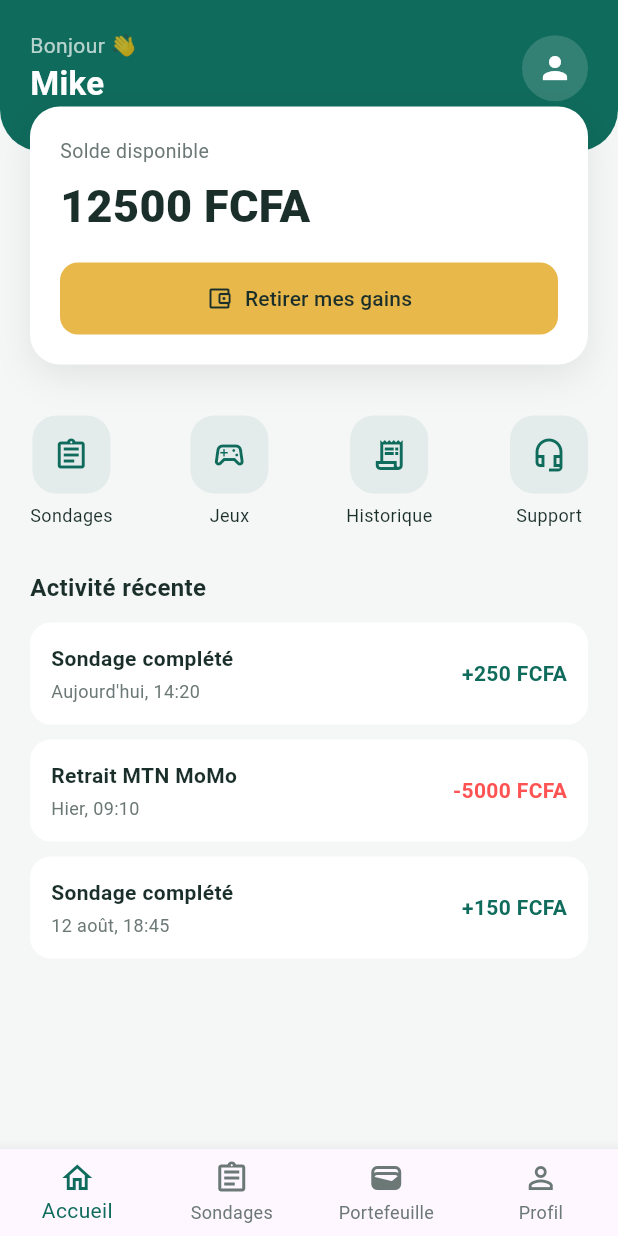
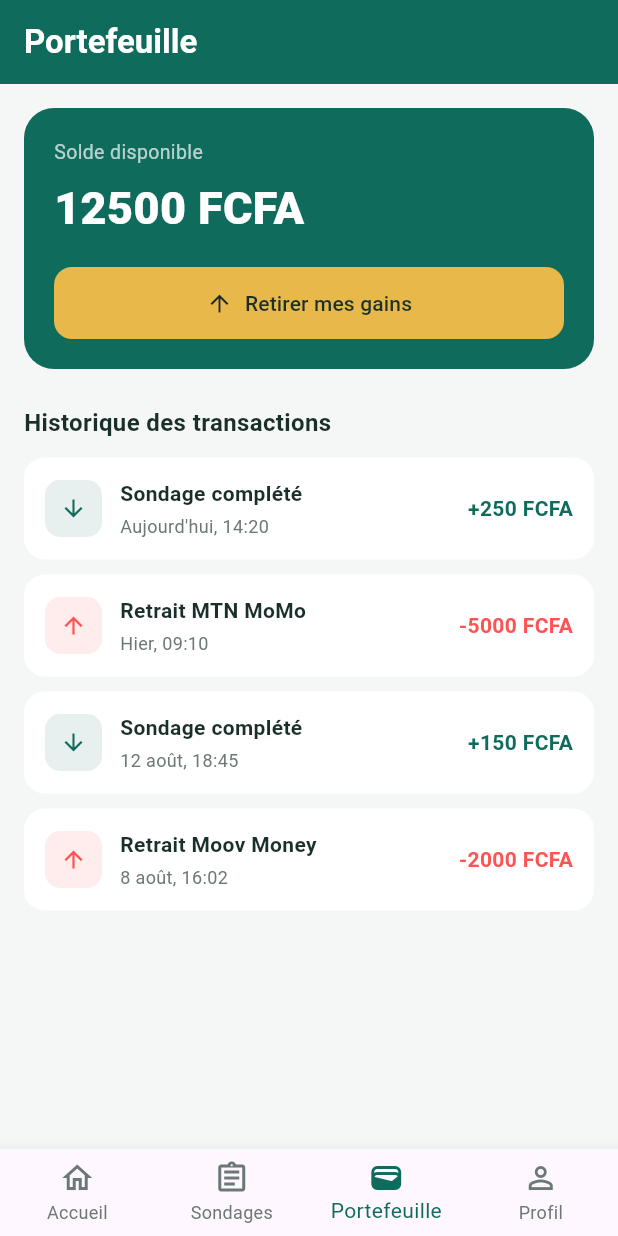
Before and after one commit to slownpoke/mon-appli-job, a Flutter app: the screen it shows after launch, after a tap on "Retirer mes gains", on a phone screen of 412 x 824 dp. Run offline on Flutter 3.47's test engine with Material 3 defaults, Android fonts, the phone set to English and light mode, and no system bars.

Commit message:
Ecran portefeuille

```diff
--- a/lib/screens/home_screen.dart
+++ b/lib/screens/home_screen.dart
@@ -30,7 +30,7 @@ class HomeScreen extends StatelessWidget {
             crossAxisAlignment: CrossAxisAlignment.start,
             children: [
               _buildHeader(userName),
-              _buildBalanceCard(balance, currency),
+              _buildBalanceCard(context, balance, currency),
               _buildQuickActions(context),
               _buildRecentActivity(),
               const SizedBox(height: 24),
@@ -83,7 +83,7 @@ class HomeScreen extends StatelessWidget {
   }
 
   // Carte du solde, positionnée à cheval sur l'en-tête
-  Widget _buildBalanceCard(double balance, String currency) {
+  Widget _buildBalanceCard(BuildContext context, double balance, String currency) {
     return Transform.translate(
       offset: const Offset(0, -30),
       child: Padding(
@@ -122,7 +122,7 @@ class HomeScreen extends StatelessWidget {
                 width: double.infinity,
                 child: ElevatedButton.icon(
                   onPressed: () {
-                    // TODO: naviguer vers l'écran de retrait
+                    MainNavigation.of(context)?.goToTab(2);
                   },
                   icon: const Icon(Icons.account_balance_wallet_outlined,
                       size: 18),
--- a/lib/screens/main_navigation.dart
+++ b/lib/screens/main_navigation.dart
@@ -1,6 +1,7 @@
 import 'package:flutter/material.dart';
 import 'home_screen.dart';
 import 'surveys_screen.dart';
+import 'wallet_screen.dart';
 
 class MainNavigation extends StatefulWidget {
   const MainNavigation({super.key});
@@ -21,7 +22,7 @@ class _MainNavigationState extends State<MainNavigation> {
   final List<Widget> _screens = const [
     HomeScreen(),
     SurveysScreen(),
-    _PlaceholderScreen(title: "Portefeuille", icon: Icons.wallet_outlined),
+    WalletScreen(),
     _PlaceholderScreen(title: "Profil", icon: Icons.person_outline),
   ];
 
--- /dev/null
+++ b/lib/screens/wallet_screen.dart
@@ -0,0 +1,329 @@
+import 'package:flutter/material.dart';
+import 'home_screen.dart'; // pour AppColors
+
+// Liste des pays et leurs opérateurs mobile money (Afrique de l'Ouest francophone)
+class CountryPayment {
+  final String country;
+  final String flag;
+  final List<String> operators;
+
+  const CountryPayment({
+    required this.country,
+    required this.flag,
+    required this.operators,
+  });
+}
+
+const List<CountryPayment> supportedCountries = [
+  CountryPayment(country: "Bénin", flag: "🇧🇯", operators: ["MTN MoMo", "Moov Money"]),
+  CountryPayment(country: "Côte d'Ivoire", flag: "🇨🇮", operators: ["MTN MoMo", "Orange Money", "Moov Money", "Wave"]),
+  CountryPayment(country: "Sénégal", flag: "🇸🇳", operators: ["Orange Money", "Free Money", "Wave"]),
+  CountryPayment(country: "Togo", flag: "🇹🇬", operators: ["Togocel T-Money", "Moov Flooz"]),
+  CountryPayment(country: "Mali", flag: "🇲🇱", operators: ["Orange Money", "Moov Money"]),
+  CountryPayment(country: "Burkina Faso", flag: "🇧🇫", operators: ["Orange Money", "Moov Money"]),
+  CountryPayment(country: "Niger", flag: "🇳🇪", operators: ["Airtel Money", "Orange Money"]),
+  CountryPayment(country: "Guinée", flag: "🇬🇳", operators: ["Orange Money", "MTN MoMo"]),
+];
+
+class WalletScreen extends StatelessWidget {
+  const WalletScreen({super.key});
+
+  @override
+  Widget build(BuildContext context) {
+    // Données factices en attendant la connexion à la base de données
+    const double balance = 12500;
+    const String currency = "FCFA";
+
+    final transactions = [
+      {"title": "Sondage complété", "amount": "+250 FCFA", "date": "Aujourd'hui, 14:20", "positive": true},
+      {"title": "Retrait MTN MoMo", "amount": "-5000 FCFA", "date": "Hier, 09:10", "positive": false},
+      {"title": "Sondage complété", "amount": "+150 FCFA", "date": "12 août, 18:45", "positive": true},
+      {"title": "Retrait Moov Money", "amount": "-2000 FCFA", "date": "8 août, 16:02", "positive": false},
+    ];
+
+    return Scaffold(
+      backgroundColor: AppColors.background,
+      appBar: AppBar(
+        backgroundColor: AppColors.primary,
+        elevation: 0,
+        title: const Text("Portefeuille", style: TextStyle(color: Colors.white, fontWeight: FontWeight.bold)),
+      ),
+      body: ListView(
+        padding: const EdgeInsets.all(16),
+        children: [
+          _buildBalanceCard(context, balance, currency),
+          const SizedBox(height: 24),
+          const Text(
+            "Historique des transactions",
+            style: TextStyle(fontSize: 16, fontWeight: FontWeight.bold, color: AppColors.textDark),
+          ),
+          const SizedBox(height: 12),
+          ...transactions.map((t) => _buildTransactionTile(t)),
+        ],
+      ),
+    );
+  }
+
+  Widget _buildBalanceCard(BuildContext context, double balance, String currency) {
+    return Container(
+      padding: const EdgeInsets.all(20),
+      decoration: BoxDecoration(
+        color: AppColors.primary,
+        borderRadius: BorderRadius.circular(20),
+      ),
+      child: Column(
+        crossAxisAlignment: CrossAxisAlignment.start,
+        children: [
+          const Text("Solde disponible", style: TextStyle(color: Colors.white70, fontSize: 13)),
+          const SizedBox(height: 6),
+          Text(
+            "${balance.toStringAsFixed(0)} $currency",
+            style: const TextStyle(color: Colors.white, fontSize: 30, fontWeight: FontWeight.w800),
+          ),
+          const SizedBox(height: 18),
+          SizedBox(
+            width: double.infinity,
+            child: ElevatedButton.icon(
+              onPressed: () => _showWithdrawSheet(context, balance, currency),
+              icon: const Icon(Icons.arrow_upward, size: 18),
+              label: const Text("Retirer mes gains"),
+              style: ElevatedButton.styleFrom(
+                backgroundColor: AppColors.accent,
+                foregroundColor: AppColors.textDark,
+                padding: const EdgeInsets.symmetric(vertical: 14),
+                shape: RoundedRectangleBorder(borderRadius: BorderRadius.circular(12)),
+                elevation: 0,
+              ),
+            ),
+          ),
+        ],
+      ),
+    );
+  }
+
+  Widget _buildTransactionTile(Map<String, Object> t) {
+    final bool positive = t["positive"] as bool;
+    return Container(
+      margin: const EdgeInsets.only(bottom: 10),
+      padding: const EdgeInsets.all(14),
+      decoration: BoxDecoration(
+        color: AppColors.cardWhite,
+        borderRadius: BorderRadius.circular(14),
+      ),
+      child: Row(
+        mainAxisAlignment: MainAxisAlignment.spaceBetween,
+        children: [
+          Row(
+            children: [
+              Container(
+                padding: const EdgeInsets.all(10),
+                decoration: BoxDecoration(
+                  color: (positive ? AppColors.primary : Colors.redAccent).withOpacity(0.1),
+                  borderRadius: BorderRadius.circular(10),
+                ),
+                child: Icon(
+                  positive ? Icons.arrow_downward : Icons.arrow_upward,
+                  color: positive ? AppColors.primary : Colors.redAccent,
+                  size: 18,
+                ),
+              ),
+              const SizedBox(width: 12),
+              Column(
+                crossAxisAlignment: CrossAxisAlignment.start,
+                children: [
+                  Text(t["title"] as String,
+                      style: const TextStyle(fontWeight: FontWeight.w600, color: AppColors.textDark)),
+                  const SizedBox(height: 3),
+                  Text(t["date"] as String,
+                      style: const TextStyle(fontSize: 12, color: AppColors.textGrey)),
+                ],
+              ),
+            ],
+          ),
+          Text(
+            t["amount"] as String,
+            style: TextStyle(
+              fontWeight: FontWeight.bold,
+              color: positive ? AppColors.primary : Colors.redAccent,
+            ),
+          ),
+        ],
+      ),
+    );
+  }
+
+  // Ouvre le formulaire de retrait en bas de l'écran
+  void _showWithdrawSheet(BuildContext context, double balance, String currency) {
+    showModalBottomSheet(
+      context: context,
+      isScrollControlled: true,
+      backgroundColor: Colors.transparent,
+      builder: (_) => _WithdrawSheet(balance: balance, currency: currency),
+    );
+  }
+}
+
+// Formulaire de retrait : choix pays -> choix opérateur -> numéro -> montant
+class _WithdrawSheet extends StatefulWidget {
+  final double balance;
+  final String currency;
+
+  const _WithdrawSheet({required this.balance, required this.currency});
+
+  @override
+  State<_WithdrawSheet> createState() => _WithdrawSheetState();
+}
+
+class _WithdrawSheetState extends State<_WithdrawSheet> {
+  CountryPayment? _selectedCountry;
+  String? _selectedOperator;
+  final _phoneController = TextEditingController();
+  final _amountController = TextEditingController();
+
+  @override
+  Widget build(BuildContext context) {
+    return Container(
+      padding: EdgeInsets.only(
+        left: 20,
+        right: 20,
+        top: 20,
+        bottom: MediaQuery.of(context).viewInsets.bottom + 20,
+      ),
+      decoration: const BoxDecoration(
+        color: Colors.white,
+        borderRadius: BorderRadius.vertical(top: Radius.circular(24)),
+      ),
+      child: SingleChildScrollView(
+        child: Column(
+          crossAxisAlignment: CrossAxisAlignment.start,
+          mainAxisSize: MainAxisSize.min,
+          children: [
+            Center(
+              child: Container(
+                width: 40,
+                height: 4,
+                decoration: BoxDecoration(
+                  color: Colors.grey.shade300,
+                  borderRadius: BorderRadius.circular(2),
+                ),
+              ),
+            ),
+            const SizedBox(height: 16),
+            const Text(
+              "Retirer mes gains",
+              style: TextStyle(fontSize: 18, fontWeight: FontWeight.bold, color: AppColors.textDark),
+            ),
+            const SizedBox(height: 4),
+            Text(
+              "Solde disponible : ${widget.balance.toStringAsFixed(0)} ${widget.currency}",
+              style: const TextStyle(color: AppColors.textGrey, fontSize: 13),
+            ),
+            const SizedBox(height: 20),
+
+            // Choix du pays
+            const Text("Pays", style: TextStyle(fontWeight: FontWeight.w600, color: AppColors.textDark)),
+            const SizedBox(height: 8),
+            DropdownButtonFormField<CountryPayment>(
+              initialValue: _selectedCountry,
+              decoration: _inputDecoration("Sélectionne ton pays"),
+              items: supportedCountries.map((c) {
+                return DropdownMenuItem(
+                  value: c,
+                  child: Text("${c.flag}  ${c.country}"),
+                );
+              }).toList(),
+              onChanged: (value) {
+                setState(() {
+                  _selectedCountry = value;
+                  _selectedOperator = null; // reset l'opérateur si le pays change
+                });
+              },
+            ),
+            const SizedBox(height: 16),
+
+            // Choix de l'opérateur (dépend du pays sélectionné)
+            if (_selectedCountry != null) ...[
+              const Text("Opérateur mobile money",
+                  style: TextStyle(fontWeight: FontWeight.w600, color: AppColors.textDark)),
+              const SizedBox(height: 8),
+              Wrap(
+                spacing: 8,
+                runSpacing: 8,
+                children: _selectedCountry!.operators.map((op) {
+                  final bool selected = _selectedOperator == op;
+                  return ChoiceChip(
+                    label: Text(op),
+                    selected: selected,
+                    onSelected: (_) => setState(() => _selectedOperator = op),
+                    selectedColor: AppColors.primary,
+                    labelStyle: TextStyle(color: selected ? Colors.white : AppColors.textDark),
+                    backgroundColor: AppColors.background,
+                    shape: RoundedRectangleBorder(
+                      borderRadius: BorderRadius.circular(20),
+                      side: BorderSide(color: selected ? AppColors.primary : Colors.grey.shade300),
+                    ),
+                  );
+                }).toList(),
+              ),
+              const SizedBox(height: 16),
+            ],
+
+            // Numéro de téléphone
+            const Text("Numéro de téléphone", style: TextStyle(fontWeight: FontWeight.w600, color: AppColors.textDark)),
+            const SizedBox(height: 8),
+            TextField(
+              controller: _phoneController,
+              keyboardType: TextInputType.phone,
+              decoration: _inputDecoration("Ex: 97 00 00 00"),
+            ),
+            const SizedBox(height: 16),
+
+            // Montant à retirer
+            const Text("Montant à retirer", style: TextStyle(fontWeight: FontWeight.w600, color: AppColors.textDark)),
+            const SizedBox(height: 8),
+            TextField(
+              controller: _amountController,
+              keyboardType: TextInputType.number,
+              decoration: _inputDecoration("Ex: 5000").copyWith(suffixText: widget.currency),
+            ),
+            const SizedBox(height: 24),
+
+            SizedBox(
+              width: double.infinity,
+              child: ElevatedButton(
+                onPressed: (_selectedCountry != null && _selectedOperator != null)
+                    ? () {
+                        // TODO: envoyer la demande de retrait au serveur
+                        Navigator.pop(context);
+                      }
+                    : null,
+                style: ElevatedButton.styleFrom(
+                  backgroundColor: AppColors.primary,
+                  foregroundColor: Colors.white,
+                  disabledBackgroundColor: AppColors.textGrey.withOpacity(0.3),
+                  padding: const EdgeInsets.symmetric(vertical: 16),
+                  shape: RoundedRectangleBorder(borderRadius: BorderRadius.circular(12)),
+                  elevation: 0,
+                ),
+                child: const Text("Confirmer le retrait", style: TextStyle(fontWeight: FontWeight.bold)),
+              ),
+            ),
+          ],
+        ),
+      ),
+    );
+  }
+
+  InputDecoration _inputDecoration(String hint) {
+    return InputDecoration(
+      hintText: hint,
+      filled: true,
+      fillColor: AppColors.background,
+      contentPadding: const EdgeInsets.symmetric(horizontal: 14, vertical: 12),
+      border: OutlineInputBorder(
+        borderRadius: BorderRadius.circular(12),
+        borderSide: BorderSide.none,
+      ),
+    );
+  }
+}
```
